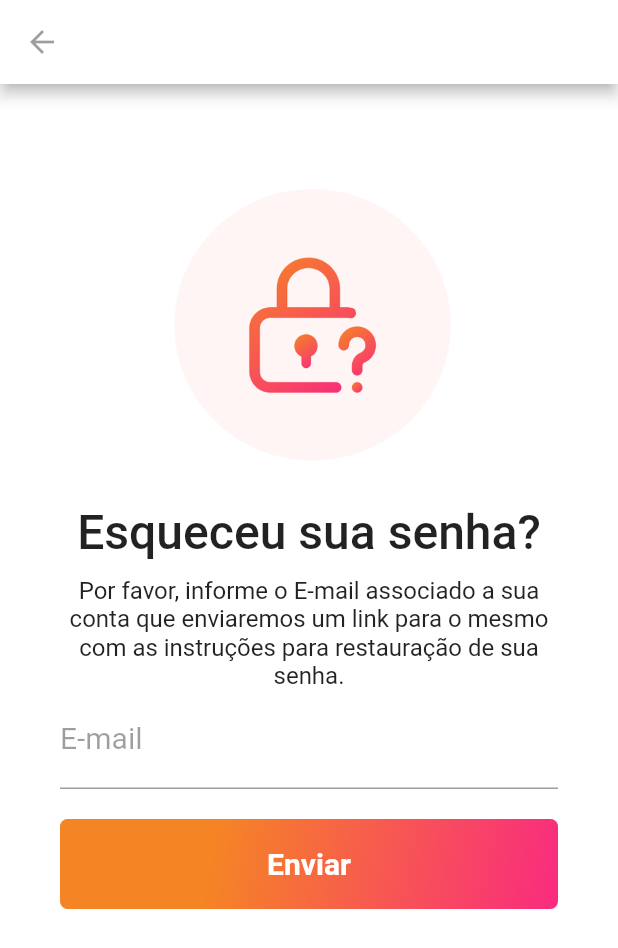
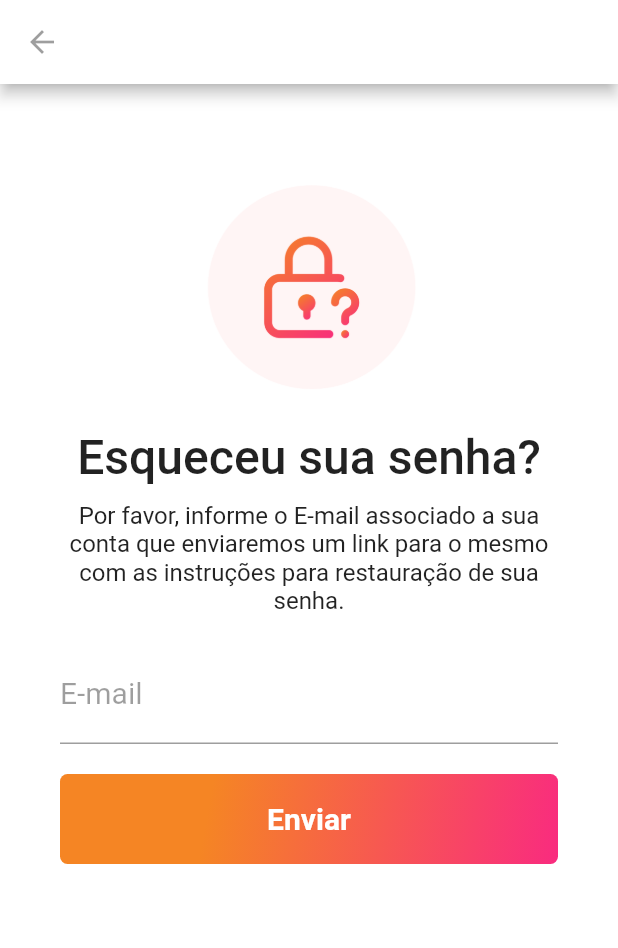
Before and after one commit to paulodelima/flutter_layout, a Flutter app: the ResetPasswordPage screen opened by its route, on a phone screen of 412 x 824 dp. Shown: the top 948 px of the screen. Run offline on Flutter 3.47's test engine with Material 2 defaults, Android fonts, the phone set to English and light mode, and no system bars.

Commit message:
Update auth_reset_password.dart

```diff
--- a/lib/src/Views/auth_reset_password.dart
+++ b/lib/src/Views/auth_reset_password.dart
@@ -25,9 +25,10 @@ class ResetPasswordPage extends StatelessWidget {
                   child: Column(
                     children: <Widget>[
                       SizedBox(
-                        width: 200,
-                        height: 200,
-                        child: Image.asset("assets/auth/reset-password-icon.png"),
+                        width: 150,
+                        height: 150,
+                        child:
+                            Image.asset("assets/auth/reset-password-icon.png"),
                       ),
                       SizedBox(
                         height: 20,
@@ -52,6 +53,9 @@ class ResetPasswordPage extends StatelessWidget {
                       )
                     ],
                   ),
+                ),
+                SizedBox(
+                  height: 20,
                 ),
                 Container(
                   width: double.infinity,
@@ -100,7 +104,7 @@ class ResetPasswordPage extends StatelessWidget {
                               ),
                               textAlign: TextAlign.center,
                             ),
-                            onPressed: () {},
+                            onPressed: () => Navigator.pop(context, false),
                           ),
                         ),
                       ),
```
